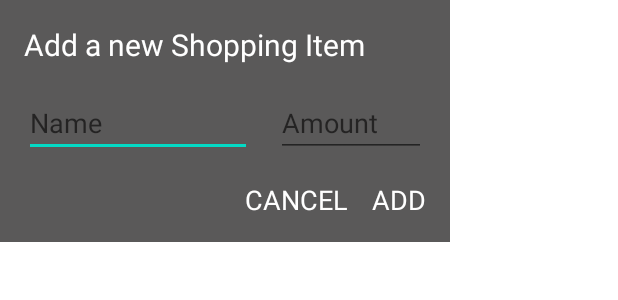
After one commit to codefrnd-learn/ShoppingList, an Android app: the layout dialog_add_shopping_item.xml on its own in the app's theme, with its tools: preview values and no code run, on a phone screen of 412 x 824 dp. The commit adds this screen. Shown: the top 300 px of the screen. Run offline under Robolectric (Android 15) with nearby library versions, the phone set to English and light mode, and no system bars.

Commit message:
Setting up view dialog and functionalities

```diff
--- a/app/src/main/AndroidManifest.xml
+++ b/app/src/main/AndroidManifest.xml
@@ -14,7 +14,7 @@
         android:theme="@style/Theme.ShoppingList"
         tools:targetApi="31">
         <activity
-            android:name=".ShoppingActivity"
+            android:name=".ui.ShoppingActivity"
             android:exported="true">
             <intent-filter>
                 <action android:name="android.intent.action.MAIN" />
--- a/app/src/main/java/com/codefrnd/shoppinglist/data/db/entites/ShoppingItem.kt
+++ b/app/src/main/java/com/codefrnd/shoppinglist/data/db/entites/ShoppingItem.kt
@@ -1,11 +1,14 @@
 package com.codefrnd.shoppinglist.data.db.entites
 
+import androidx.room.ColumnInfo
 import androidx.room.Entity
 import androidx.room.PrimaryKey
 
 @Entity(tableName = "shopping_items")
 data class ShoppingItem(
+    @ColumnInfo(name = "item_name")
     var name: String,
+    @ColumnInfo(name = "item_amount")
     var amount: Int
 ) {
     @PrimaryKey(autoGenerate = true)
--- /dev/null
+++ b/app/src/main/res/layout/dialog_add_shopping_item.xml
@@ -0,0 +1,70 @@
+<?xml version="1.0" encoding="utf-8"?>
+<androidx.constraintlayout.widget.ConstraintLayout xmlns:android="http://schemas.android.com/apk/res/android"
+    xmlns:app="http://schemas.android.com/apk/res-auto"
+    android:layout_width="300dp"
+    android:layout_height="wrap_content"
+    android:background="@color/lightergrey2"
+    android:orientation="vertical"
+    android:padding="16dp">
+
+    <TextView
+        android:id="@+id/tvTitle"
+        android:layout_width="wrap_content"
+        android:layout_height="wrap_content"
+        android:text="Add a new Shopping Item"
+        android:textColor="@android:color/white"
+        android:textSize="20sp"
+        app:layout_constraintStart_toStartOf="parent"
+        app:layout_constraintTop_toTopOf="parent" />
+
+    <EditText
+        android:id="@+id/etName"
+        android:layout_width="0dp"
+        android:layout_height="wrap_content"
+        android:layout_marginTop="16dp"
+        android:layout_marginEnd="16dp"
+        android:layout_marginRight="16dp"
+        android:ems="10"
+        android:hint="Name"
+        android:inputType="text"
+        android:textColor="@android:color/white"
+        app:layout_constraintEnd_toStartOf="@+id/etAmount"
+        app:layout_constraintStart_toStartOf="parent"
+        app:layout_constraintTop_toBottomOf="@+id/tvTitle" />
+
+    <EditText
+        android:id="@+id/etAmount"
+        android:layout_width="100dp"
+        android:layout_height="wrap_content"
+        android:layout_marginTop="16dp"
+        android:ems="10"
+        android:hint="Amount"
+        android:inputType="number"
+        android:textColor="@android:color/white"
+        app:layout_constraintEnd_toEndOf="parent"
+        app:layout_constraintTop_toBottomOf="@+id/tvTitle" />
+
+    <TextView
+        android:id="@+id/tvAdd"
+        android:layout_width="wrap_content"
+        android:layout_height="wrap_content"
+        android:layout_marginTop="16dp"
+        android:text="ADD"
+        android:textColor="@android:color/white"
+        android:textSize="18sp"
+        app:layout_constraintEnd_toEndOf="parent"
+        app:layout_constraintTop_toBottomOf="@+id/etAmount" />
+
+    <TextView
+        android:id="@+id/tvCancel"
+        android:layout_width="wrap_content"
+        android:layout_height="wrap_content"
+        android:layout_marginTop="16dp"
+        android:layout_marginEnd="16dp"
+        android:layout_marginRight="16dp"
+        android:text="CANCEL"
+        android:textColor="@android:color/white"
+        android:textSize="18sp"
+        app:layout_constraintEnd_toStartOf="@+id/tvAdd"
+        app:layout_constraintTop_toBottomOf="@+id/etName" />
+</androidx.constraintlayout.widget.ConstraintLayout>
```
Also changed, not shown: app/build.gradle (+8 -8 lines), app/src/main/java/com/codefrnd/shoppinglist/ui/ShoppingActivity.kt (+26 -0 lines), app/src/main/java/com/codefrnd/shoppinglist/ui/shoppinglist/AddDialogListener.kt (added, +7 -0 lines), app/src/main/java/com/codefrnd/shoppinglist/ui/shoppinglist/AddShoppingItemDialog.kt (added, +37 -0 lines), app/src/main/res/drawable-anydpi/ic_add.xml (added, +11 -0 lines), app/src/main/res/layout/activity_shopping.xml (+16 -6 lines), app/src/main/res/drawable-hdpi/ic_add.png (added), app/src/main/res/drawable-mdpi/ic_add.png (added), app/src/main/res/drawable-xhdpi/ic_add.png (added), app/src/main/res/drawable-xxhdpi/ic_add.png (added).
